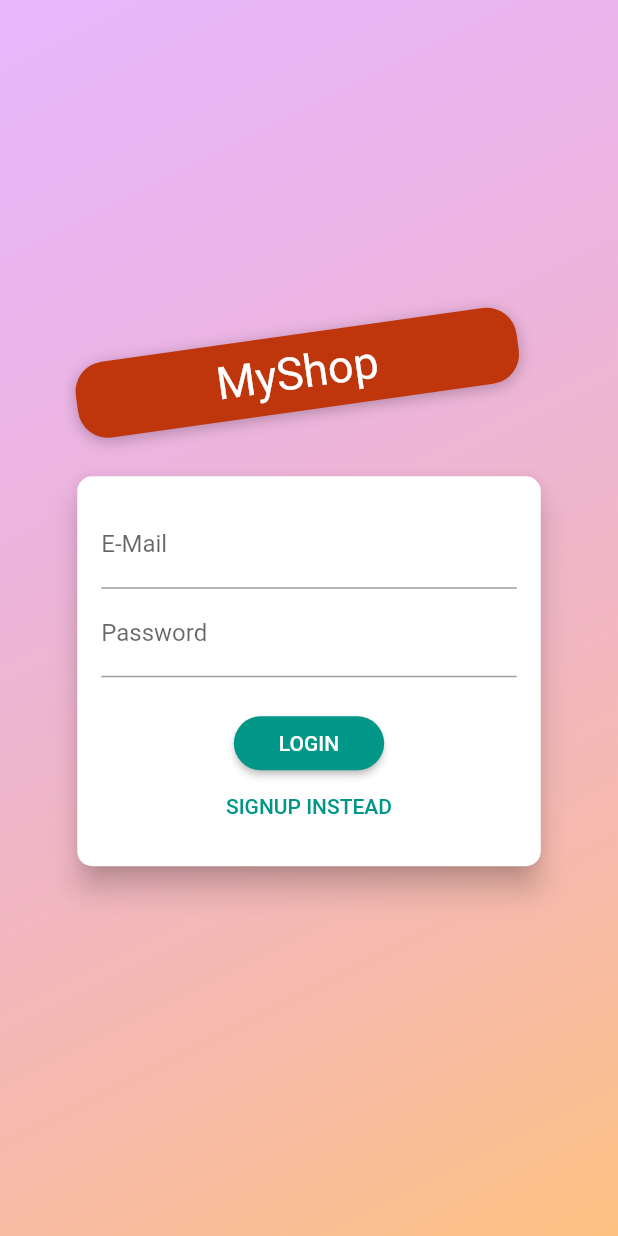
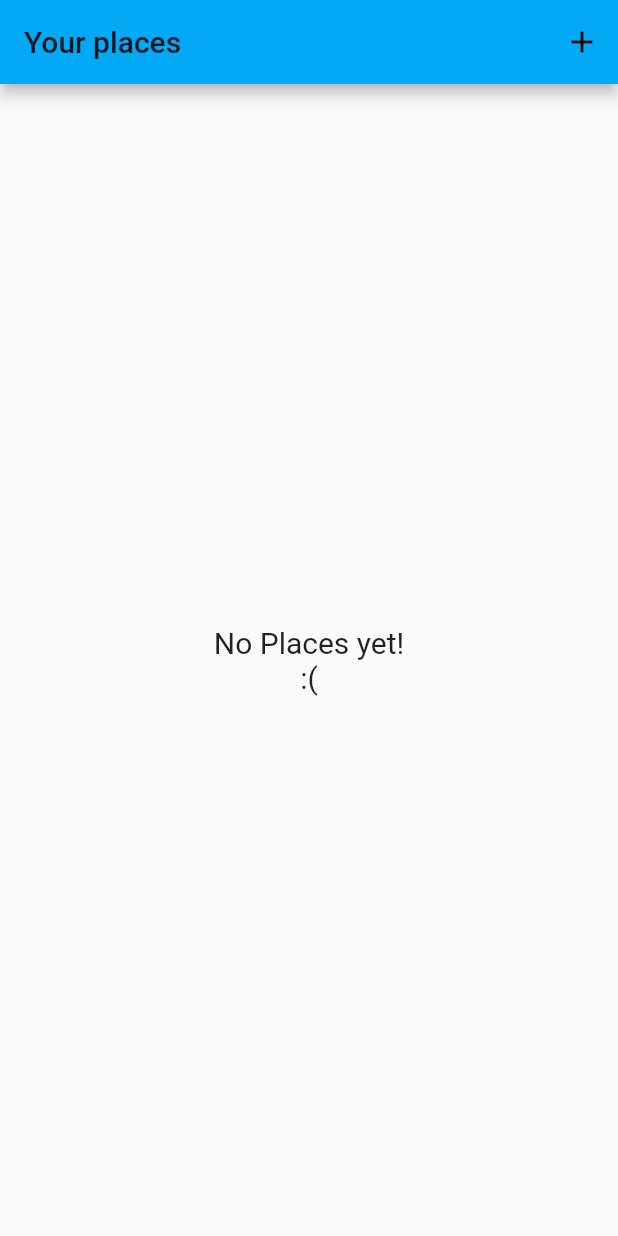
Before and after one commit to alejoperez/flutter-example, a Flutter app: the screen it shows after launch, on a phone screen of 412 x 824 dp. Run offline on Flutter 3.47's test engine with Material 2 defaults, Android fonts, the phone set to English and light mode, and no system bars; our stand-ins replace google_maps_flutter, image_picker, location, shared_preferences, sqflite; accounts and stored records are empty.

```diff
--- /dev/null
+++ b/lib/app/places_app.dart
@@ -0,0 +1,25 @@
+import 'package:flutter/material.dart';
+import 'package:flutterexample/places/screens/add_place_screen.dart';
+import 'package:flutterexample/places/screens/palces_detail_screen.dart';
+import 'package:flutterexample/places/screens/places_list_screen.dart';
+import 'package:flutterexample/providers/places_provider.dart';
+import 'package:provider/provider.dart';
+
+class PlacesApp extends StatelessWidget {
+  @override
+  Widget build(BuildContext context) {
+    return ChangeNotifierProvider(
+      create: (_) => PlacesProvider(),
+      child: MaterialApp(
+        title: "Great Places",
+        theme: ThemeData(
+            primarySwatch: Colors.lightBlue, accentColor: Colors.deepOrangeAccent),
+        home: PlacesListScreen(),
+        routes: {
+          AddPlaceScreen.ROUTE_NAME: (ctx) => AddPlaceScreen(),
+          PlaceDetailScreen.ROUTE_NAME: (ctx) => PlaceDetailScreen(),
+        },
+      ),
+    );
+  }
+}
--- /dev/null
+++ b/lib/database/DatabaseHelper.dart
@@ -0,0 +1,25 @@
+import 'package:sqflite/sqflite.dart' as sql;
+import 'package:sqflite/sqlite_api.dart';
+import 'package:path/path.dart' as path;
+
+class DataBaseHelper {
+  static const PLACES_TABLE = "user_places";
+
+  static Future<Database> _database() async {
+    final dbPath = await sql.getDatabasesPath();
+    return sql.openDatabase(path.join(dbPath,"places.db"), onCreate: (db, version) {
+      return db.execute("CREATE TABLE $PLACES_TABLE(id TEXT PRIMARY KEY, title TEXT, image TEXT, lat REAL, lon REAL, address TEXT)");
+    }, version: 1);
+  }
+
+  static Future<void> insert(String table, Map<String, Object> data) async {
+    final db = await _database();
+    await db.insert(table, data, conflictAlgorithm: ConflictAlgorithm.replace);
+  }
+
+  static Future<List<Map<String, dynamic>>> getData(String table) async {
+    final db = await _database();
+    return db.query(table);
+  }
+
+}
--- /dev/null
+++ b/lib/domain/place.dart
@@ -0,0 +1,24 @@
+import 'package:flutter/cupertino.dart';
+import 'dart:io';
+
+class PlaceLocation {
+  final double latitude;
+  final double longitude;
+  final String address;
+
+  const PlaceLocation(
+      {@required this.latitude, @required this.longitude, this.address});
+}
+
+class Place {
+  final String id;
+  final String title;
+  final PlaceLocation location;
+  final File image;
+
+  const Place(
+      {@required this.id,
+      @required this.title,
+      @required this.location,
+      @required this.image});
+}
--- a/lib/main.dart
+++ b/lib/main.dart
@@ -1,5 +1,6 @@
 import "package:flutter/material.dart";
 import 'package:flutterexample/app/expenses_app.dart';
+import 'package:flutterexample/app/places_app.dart';
 import 'package:flutterexample/app/shop_app.dart';
 import 'package:flutterexample/expenses/expenses_screen.dart';
 import 'app/meals_app.dart';
@@ -22,5 +23,8 @@ void main() {
 //  runApp(MealsApp());
 
 // Shop Application
-  runApp(ShopApp());
+//  runApp(ShopApp());
+
+  // Places Application
+  runApp(PlacesApp());
 }
--- /dev/null
+++ b/lib/places/screens/places_list_screen.dart
@@ -0,0 +1,57 @@
+import 'package:flutter/material.dart';
+import 'package:flutterexample/places/screens/add_place_screen.dart';
+import 'package:flutterexample/places/screens/palces_detail_screen.dart';
+import 'package:flutterexample/providers/places_provider.dart';
+import 'package:provider/provider.dart';
+
+class PlacesListScreen extends StatelessWidget {
+  @override
+  Widget build(BuildContext context) {
+    return Scaffold(
+      appBar: AppBar(
+        title: Text("Your places"),
+        actions: [
+          IconButton(
+              icon: Icon(Icons.add),
+              onPressed: () {
+                Navigator.of(context).pushNamed(AddPlaceScreen.ROUTE_NAME);
+              })
+        ],
+      ),
+//      body: Center(child: CircularProgressIndicator()),
+      body: FutureBuilder(
+        future:
+            Provider.of<PlacesProvider>(context, listen: false).fetchPlaces(),
+        builder: (ctx, dataSnapshot) => dataSnapshot.connectionState == ConnectionState.waiting
+            ? Center(
+                child: CircularProgressIndicator(),
+              )
+            : Consumer<PlacesProvider>(
+                child: Center(
+                  child: Text(
+                    "No Places yet!\n:(",
+                    textAlign: TextAlign.center,
+                    style: TextStyle(fontSize: 20),
+                  ),
+                ),
+                builder: (ctx, placesProvider, noPlacesView) => placesProvider
+                        .places.isEmpty
+                    ? noPlacesView
+                    : ListView.builder(
+                        itemCount: placesProvider.places.length,
+                        itemBuilder: (ctx, index) => ListTile(
+                              leading: CircleAvatar(
+                                backgroundImage: FileImage(
+                                    placesProvider.places[index].image),
+                              ),
+                              title: Text(placesProvider.places[index].title),
+                              subtitle: Text(placesProvider.places[index].location.address),
+                              onTap: () {
+                                Navigator.of(context).pushNamed(PlaceDetailScreen.ROUTE_NAME, arguments: placesProvider.places[index].id);
+                              },
+                            )),
+              ),
+      ),
+    );
+  }
+}
--- a/pubspec.yaml
+++ b/pubspec.yaml
@@ -32,6 +32,12 @@ dev_dependencies:
   provider: ^4.0.5+1
   http: ^0.12.1
   shared_preferences: ^0.5.7+2
+  image_picker: ^0.6.6+1
+  path_provider: ^1.6.8
+  path: ^1.6.4
+  sqflite: ^1.3.0+1
+  location: ^3.0.2
+  google_maps_flutter: ^0.5.27+3
 
 
 # For information on the generic Dart part of this file, see the
```
Also changed, not shown: lib/places/screens/add_place_screen.dart (added, +80 -0 lines), lib/places/screens/map_screen.dart (added, +49 -0 lines), lib/places/screens/palces_detail_screen.dart (added, +45 -0 lines), lib/places/widgets/image_input.dart (added, +59 -0 lines), lib/places/widgets/location_input.dart (added, +91 -0 lines), lib/providers/places_provider.dart (added, +50 -0 lines), pubspec.lock, 3 other files.
